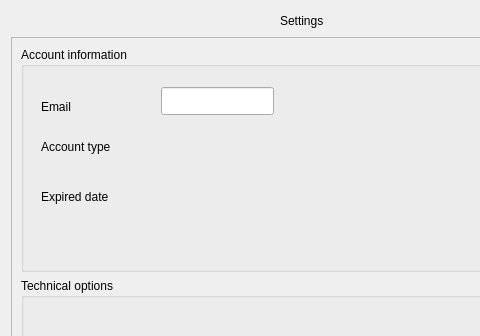
The window that DapVpnGui/ui/dlg_settings.ui (bsn5/1) describes before a commit, drawn with Qt 5; both pictures show x 0 to 480 and y 0 to 336 of the 604 by 552 pixel window.
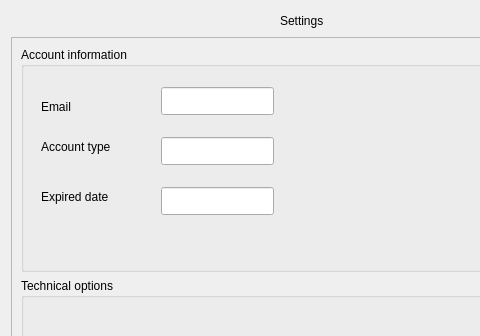
The same window after the commit.

Commit message: added an About and Settings features  [feature-1017]

```diff
--- a/DapVpnGui/ui/dlg_settings.ui
+++ b/DapVpnGui/ui/dlg_settings.ui
@@ -64,8 +64,8 @@
        <rect>
         <x>0</x>
         <y>0</y>
-        <width>563</width>
-        <height>452</height>
+        <width>570</width>
+        <height>473</height>
        </rect>
       </property>
       <layout class="QVBoxLayout" name="verticalLayout_2">
@@ -123,6 +123,26 @@
            <string>Expired date</string>
           </property>
          </widget>
+         <widget class="QLineEdit" name="lineEdit_2">
+          <property name="geometry">
+           <rect>
+            <x>140</x>
+            <y>90</y>
+            <width>113</width>
+            <height>28</height>
+           </rect>
+          </property>
+         </widget>
+         <widget class="QLineEdit" name="lineEdit_3">
+          <property name="geometry">
+           <rect>
+            <x>140</x>
+            <y>140</y>
+            <width>113</width>
+            <height>28</height>
+           </rect>
+          </property>
+         </widget>
         </widget>
        </item>
        <item>
```
The commit also changes 6 other files.
